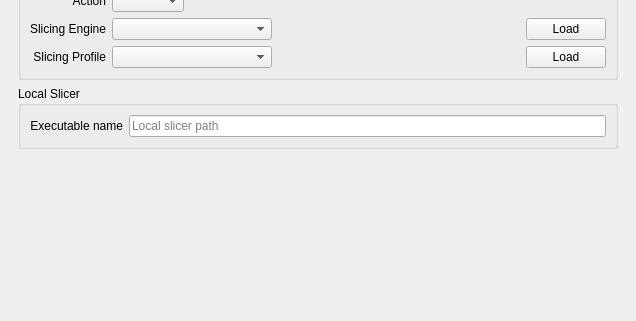
Above: src/gui/Preferences.ui from openscad/openscad before the change; both pictures show x 0 to 636 and y 218 to 539 of the 636 by 539 pixel window. Below: the same form after it.
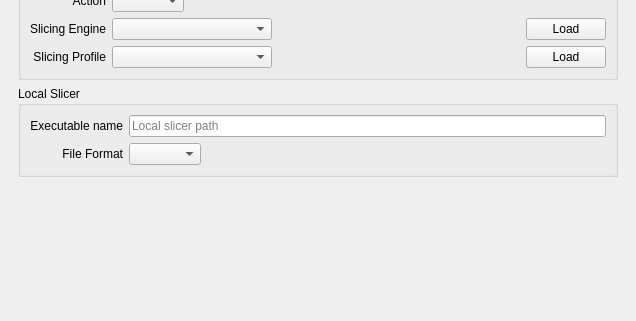
That is the form after the change. The open tabs and pages were chosen to show the change. Icons and pictures are not drawn. Custom widgets are drawn as their Qt base class.

Patch:
```diff
--- a/src/gui/Preferences.ui
+++ b/src/gui/Preferences.ui
@@ -1604,6 +1604,36 @@
              </property>
             </widget>
            </item>
+           <item row="1" column="0">
+            <widget class="QLabel" name="labelLocalSlicerFileFormat">
+             <property name="text">
+              <string>File Format</string>
+             </property>
+             <property name="alignment">
+              <set>Qt::AlignRight|Qt::AlignTrailing|Qt::AlignVCenter</set>
+             </property>
+            </widget>
+           </item>
+           <item row="1" column="2">
+            <layout class="QHBoxLayout" name="horizontalLayoutLocalSlicerFileFormat">
+             <item>
+              <widget class="QComboBox" name="comboBoxLocalSlicerFileFormat"/>
+             </item>
+             <item>
+              <spacer name="horizontalSpacerLocalSlicerFileFormat">
+               <property name="orientation">
+                <enum>Qt::Horizontal</enum>
+               </property>
+               <property name="sizeHint" stdset="0">
+                <size>
+                 <width>40</width>
+                 <height>20</height>
+                </size>
+               </property>
+              </spacer>
+             </item>
+            </layout>
+           </item>
           </layout>
          </widget>
         </item>
```
